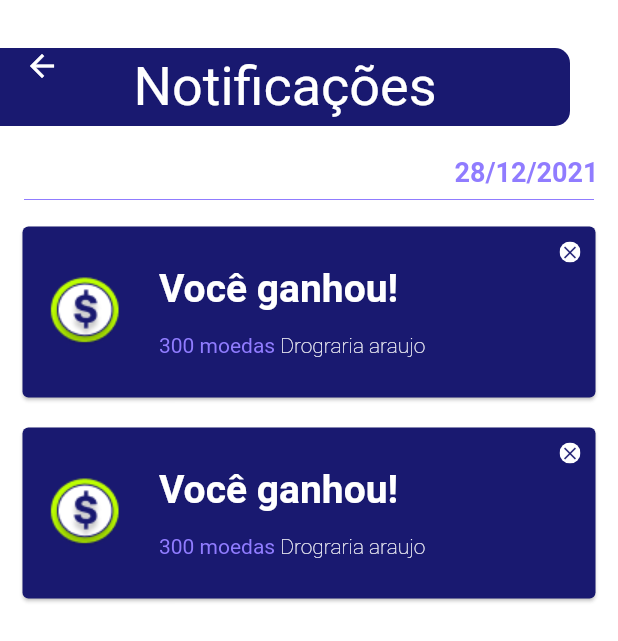
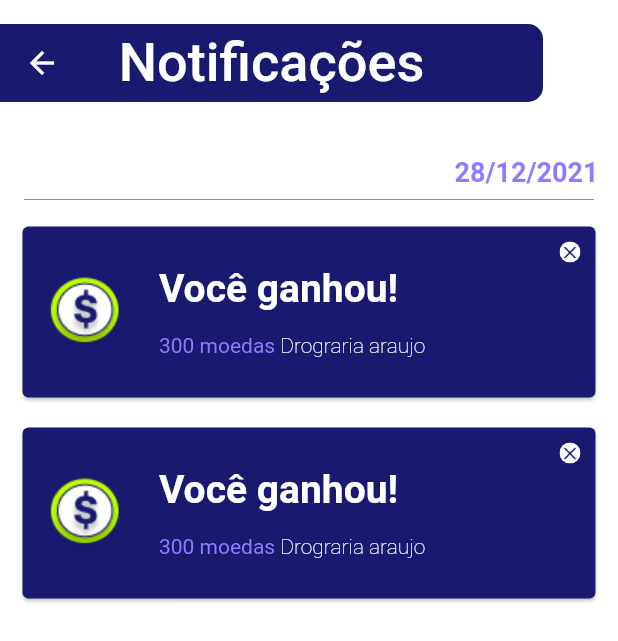
Before and after one commit to RibarrJR/fidelidade_android, a Flutter app: the NotificationsPage screen opened by its route, on a phone screen of 412 x 824 dp. Shown: the top 641 px of the screen. Run offline on Flutter 3.47's test engine with Material 2 defaults, Android fonts, the phone set to English and light mode, and no system bars; our stand-ins replace circular_profile_avatar, email_validator, mask_text_input_formatter, sqflite, syncfusion_flutter_charts; missing offline and left inert: cpf_cnpj_validator; accounts and stored records are empty; network calls fail.

Commit message:
Fix/CustomNavBar

```diff
--- a/lib/components/CustomAppBar.dart
+++ b/lib/components/CustomAppBar.dart
@@ -16,54 +16,29 @@ class CustomAppBar extends StatelessWidget with PreferredSizeWidget {
   Widget build(BuildContext context) {
     final Size _size = MediaQuery.of(context).size;
     return Container(
-      margin: isOnmodal ? EdgeInsets.zero : const EdgeInsets.only(top: 16),
+      margin: const EdgeInsets.only(top: 16, right: 50, bottom: 16),
       child: AppBar(
         elevation: 1,
         automaticallyImplyLeading: automaticallyImplyLeading ?? false,
         shadowColor: Colors.transparent,
-        backgroundColor: Colors.transparent,
-        flexibleSpace: Container(
-          margin: isOnmodal
-              ? const EdgeInsets.symmetric(vertical: 18)
-              : const EdgeInsets.only(top: 16),
-          color: Colors.white,
-          child: Column(
-            mainAxisAlignment: MainAxisAlignment.center,
-            children: [
-              Container(
-                margin: const EdgeInsets.only(right: 32.00),
-                padding: isOnmodal
-                    ? const EdgeInsets.only(left: 16)
-                    : EdgeInsets.zero,
-                width: _size.width,
-                decoration: const BoxDecoration(
-                  color: primaryColor,
-                  borderRadius: BorderRadius.only(
-                    topRight: Radius.circular(10.0),
-                    bottomRight: Radius.circular(10.0),
-                  ),
-                ),
-                height: 52,
-                child: Row(
-                  mainAxisAlignment: isOnmodal
-                      ? MainAxisAlignment.start
-                      : MainAxisAlignment.center,
-                  children: [
-                    Text(
-                      title,
-                      style: const TextStyle(color: Colors.white, fontSize: 36),
-                    ),
-                  ],
-                ),
-              ),
-            ],
+        backgroundColor: primaryColor,
+        title: Text(
+          title,
+          style: const TextStyle(color: Colors.white, fontSize: 36),
+        ),
+        centerTitle: !isOnmodal,
+        shape: RoundedRectangleBorder(
+          borderRadius: BorderRadius.only(
+            topRight: Radius.circular(10.0),
+            bottomRight: Radius.circular(10.0),
           ),
         ),
+        toolbarHeight: isOnmodal ? 54 : 84,
       ),
     );
   }
 
   @override
   // Size get preferredSize => const Size.fromHeight(kToolbarHeight);
-  Size get preferredSize => const Size.fromHeight(84);
+  Size get preferredSize => Size.fromHeight(isOnmodal ? 54 : 84);
 }
```
Also changed, not shown: 1 other file.
